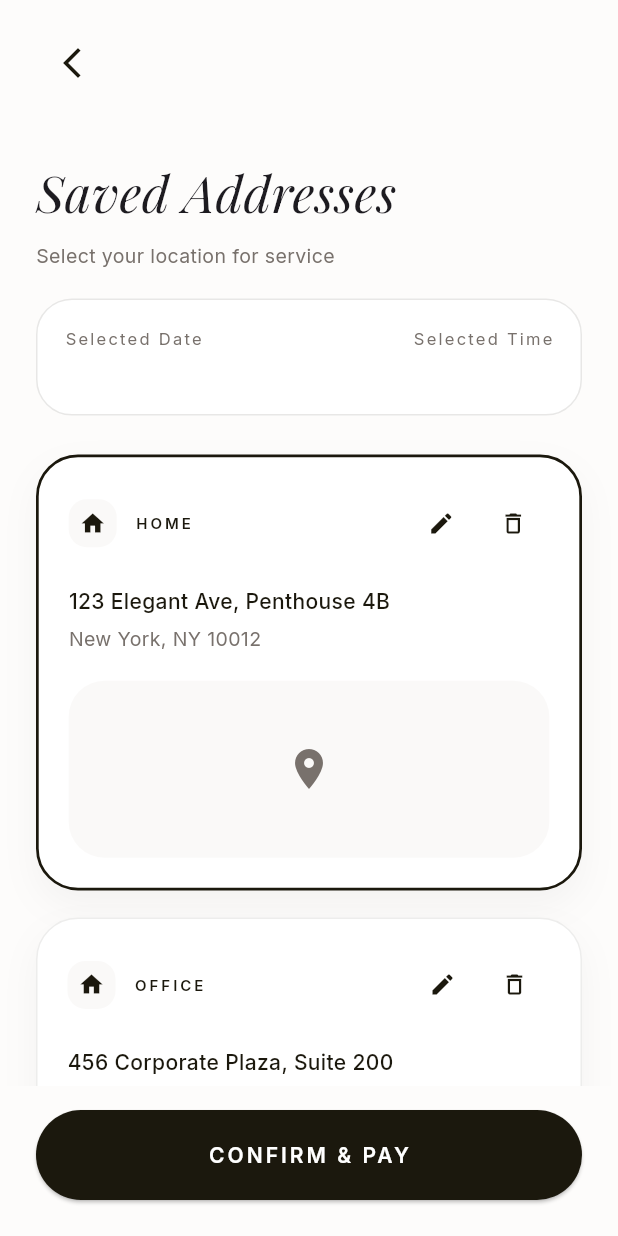
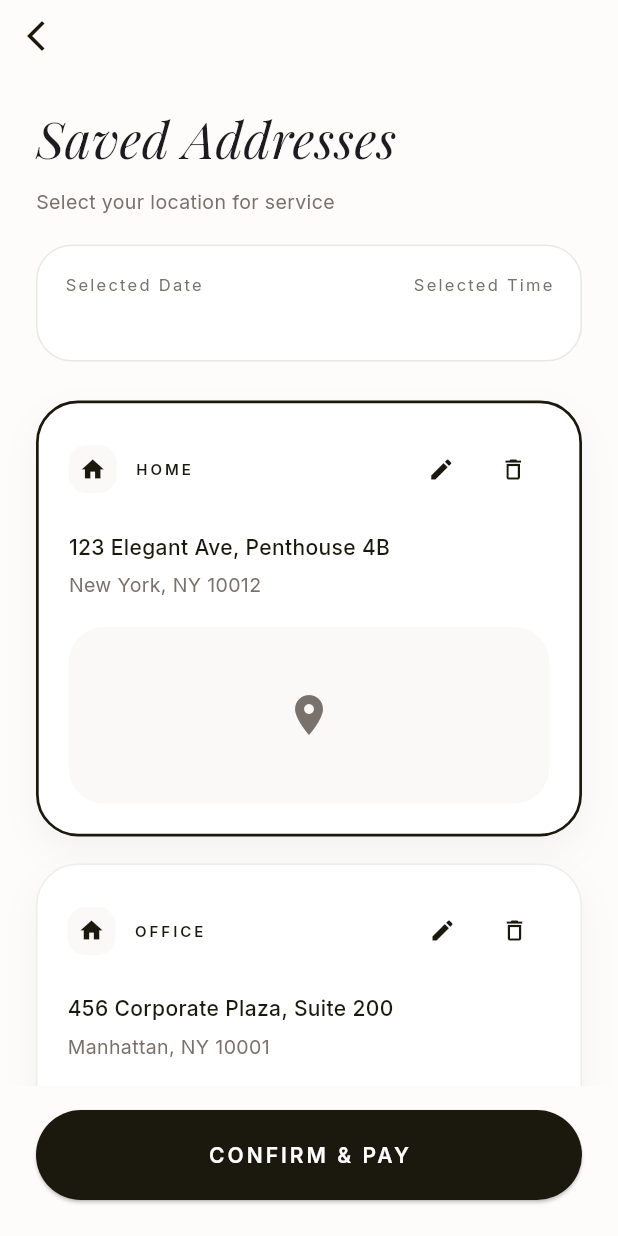
Before and after one commit to CodeCarrots-apps/SiDi-customer, a Flutter app: the SelectAddressScreen screen opened directly with empty values, on a phone screen of 412 x 824 dp. Run offline on Flutter 3.47's test engine with Material 3 defaults, Android fonts, the phone set to English and light mode, and no system bars; our stand-ins replace dio, get, google_fonts, google_nav_bar, image_picker, location and 1 more; accounts and stored records are empty.

Commit message:
dead code removals

```diff
--- a/lib/presentation/mainscreen.dart
+++ b/lib/presentation/mainscreen.dart
@@ -1,13 +1,14 @@
 import 'package:flutter/material.dart';
 import 'package:google_nav_bar/google_nav_bar.dart';
 import 'package:sidi/presentation/appointments_screen.dart';
+import 'package:sidi/presentation/bookingscreen.dart';
 import 'package:sidi/presentation/homescreen.dart';
 import 'package:sidi/presentation/profilescreen.dart';
 import 'package:sidi/presentation/stylistlistscreen.dart';
 
 final List<Widget> _tabs = <Widget>[
   const HomeScreen(),
-  const AppointmentsScreen(),
+  const BookingScreen(),
   const StylistListScreen(),
   const ProfileScreen(),
 ];
--- a/lib/presentation/selectaddress.dart
+++ b/lib/presentation/selectaddress.dart
@@ -245,33 +245,8 @@ class _SelectAddressScreenState extends State<SelectAddressScreen> {
   }
 
   Widget _buildHeader(BuildContext context) {
-    return Padding(
-      padding: const EdgeInsets.symmetric(horizontal: 24, vertical: 18),
-      child: Row(
+    return Row(
       children: [
-          // GestureDetector(
-          //   onTap: () => Navigator.pop(context),
-          //   child: Container(
-          //     width: 42,
-          //     height: 42,
-          //     decoration: BoxDecoration(
-          //       color: Colors.white,
-          //       borderRadius: BorderRadius.circular(16),
-          //       boxShadow: [
-          //         BoxShadow(
-          //           color: const Color(0x0D000000),
-          //           blurRadius: 12,
-          //           offset: const Offset(0, 4),
-          //         ),
-          //       ],
-          //     ),
-          //     child: const Icon(
-          //       Icons.arrow_back_ios_new,
-          //       size: 18,
-          //       color: kEspressoColor,
-          //     ),
-          //   ),
-          // ),
         IconButton(
           onPressed: () => Navigator.pop(context),
           icon: const Icon(Icons.arrow_back_ios_new, color: kEspressoColor),
@@ -281,7 +256,6 @@ class _SelectAddressScreenState extends State<SelectAddressScreen> {
         const Spacer(),
         const SizedBox(width: 42),
       ],
-      ),
     );
   }
 
```
Lines whose indentation alone changed are shown as unchanged.
